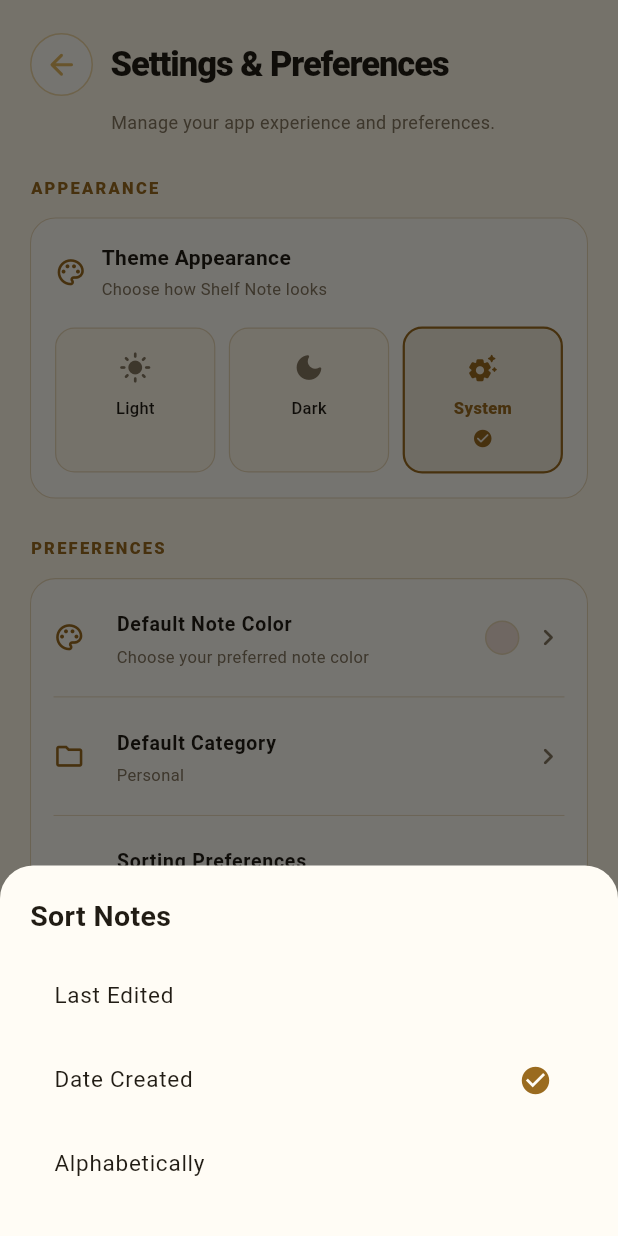
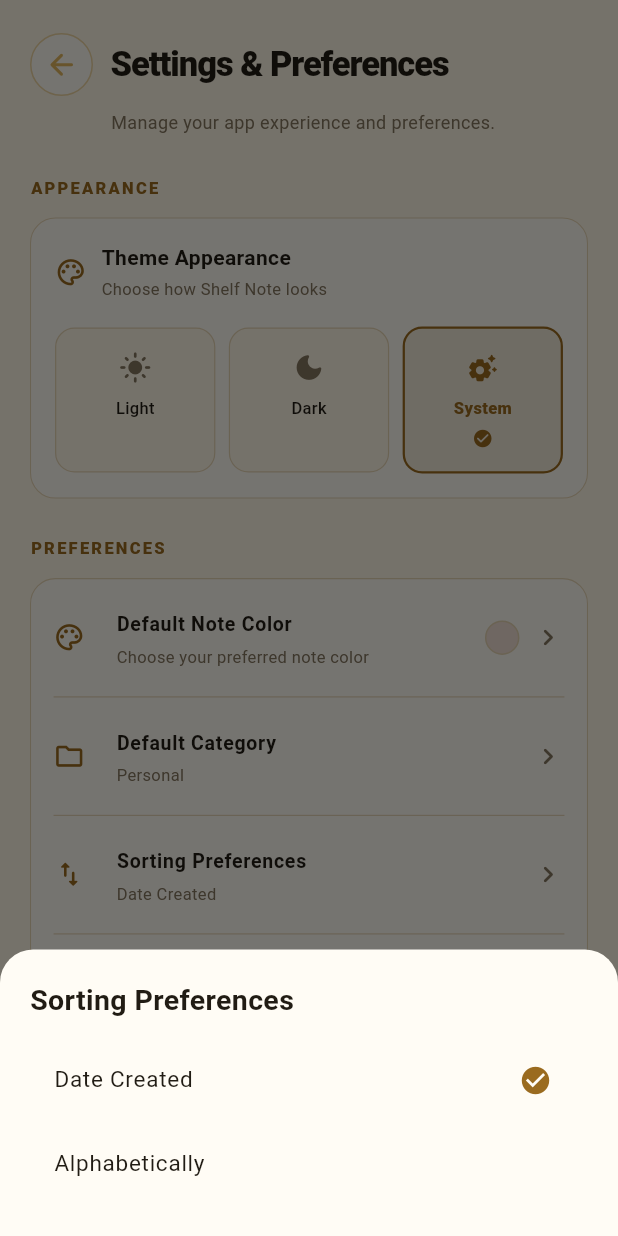
Before and after one commit to quratulainnadeem40/MindShelf_note, a Flutter app: the screen it shows after launch, item 4 of the bottom bar chosen, after a tap on "Sorting Preferences", on a phone screen of 412 x 824 dp. Run offline on Flutter 3.47's test engine with Material 3 defaults, Android fonts, the phone set to English and light mode, and no system bars; our stand-ins replace image_picker, shared_preferences; missing offline and left inert: flutter_quill.

Commit message:
feat: update default sorting to Date Created and remove Last Edited preference

```diff
--- a/lib/screens/setting_screen.dart
+++ b/lib/screens/setting_screen.dart
@@ -7,7 +7,6 @@ import 'package:mindshelf_note/services/note_service.dart';
 
 import '../providers/theme_provider.dart';
 import '../theme/color_app.dart';
-import '../services/local_storage_service.dart' hide NoteServices;
 
 import 'category_screen.dart';
 import 'favorite_screen.dart';
@@ -26,7 +25,7 @@ class _SettingsScreenState extends State<SettingsScreen> {
   static const Color _gold = Color(0xFFE2B85F);
 
   String _defaultCategory = 'Personal';
-  String _sortOrder = 'Last Edited';
+  String _sortOrder = 'Date Created';
   String _layout = 'List';
 
   int _noteColor = 0;
@@ -34,6 +33,11 @@ class _SettingsScreenState extends State<SettingsScreen> {
   List<String> _categories = ['Personal'];
 
   bool _isLoadingCategories = false;
+
+  static const List<String> _sortOptions = [
+    'Date Created',
+    'Alphabetically',
+  ];
 
   static const List<Color> _noteColors = [
     AppColors.notePink,
@@ -51,6 +55,7 @@ class _SettingsScreenState extends State<SettingsScreen> {
   }
 
   // LOAD PREFERENCES AND DYNAMIC CATEGORIES
+
   Future<void> _loadPreferences() async {
     try {
       final prefs = await SharedPreferences.getInstance();
@@ -65,18 +70,27 @@ class _SettingsScreenState extends State<SettingsScreen> {
         defaultCategory = 'Personal';
       }
 
+      // Last Edited is no longer supported.
+      String savedSortOrder =
+          prefs.getString('notes_sort_order') ?? 'Date Created';
+
+      if (!_sortOptions.contains(savedSortOrder)) {
+        savedSortOrder = 'Date Created';
+
+        await prefs.setString(
+          'notes_sort_order',
+          savedSortOrder,
+        );
+      }
+
       setState(() {
         _categories = categories;
         _defaultCategory = defaultCategory;
+        _sortOrder = savedSortOrder;
 
-        _sortOrder =
-            prefs.getString('notes_sort_order') ?? 'Last Edited';
+        _layout = prefs.getString('notes_layout') ?? 'List';
 
-        _layout =
-            prefs.getString('notes_layout') ?? 'List';
-
-        _noteColor =
-            prefs.getInt('default_note_color') ?? 0;
+        _noteColor = prefs.getInt('default_note_color') ?? 0;
       });
 
       await prefs.setString(
@@ -89,12 +103,14 @@ class _SettingsScreenState extends State<SettingsScreen> {
   }
 
   // SAVE STRING PREFERENCE
+
   Future<void> _saveString(String key, String value) async {
     final prefs = await SharedPreferences.getInstance();
     await prefs.setString(key, value);
   }
 
   // SAVE DEFAULT COLOR
+
   Future<void> _saveColor(int index) async {
     final prefs = await SharedPreferences.getInstance();
 
@@ -108,6 +124,7 @@ class _SettingsScreenState extends State<SettingsScreen> {
   }
 
   // THEME COLORS
+
   bool get _isDark =>
       Theme.of(context).brightness == Brightness.dark;
 
@@ -128,11 +145,12 @@ class _SettingsScreenState extends State<SettingsScreen> {
   Color get _accentColor =>
       _isDark ? AppColors.darkPrimary : AppColors.primary;
 
+  // MAIN UI
+
   @override
   Widget build(BuildContext context) {
     return Scaffold(
       backgroundColor: Theme.of(context).scaffoldBackgroundColor,
-
       body: SafeArea(
         child: CustomScrollView(
           physics: const BouncingScrollPhysics(),
@@ -185,12 +203,12 @@ class _SettingsScreenState extends State<SettingsScreen> {
           ],
         ),
       ),
-
       bottomNavigationBar: _buildBottomNavigation(),
     );
   }
 
   // BOTTOM NAVIGATION
+
   Widget _buildBottomNavigation() {
     return SafeArea(
       top: false,
@@ -237,6 +255,7 @@ class _SettingsScreenState extends State<SettingsScreen> {
   }
 
   // NAV ITEM
+
   Widget _settingsNavItem({
     required IconData icon,
     required String label,
@@ -270,8 +289,6 @@ class _SettingsScreenState extends State<SettingsScreen> {
                 builder: (_) => const FavoritesScreen(),
               ),
             );
-          } else if (index == 3) {
-            return;
           }
         },
         borderRadius: BorderRadius.circular(14),
@@ -305,13 +322,13 @@ class _SettingsScreenState extends State<SettingsScreen> {
   }
 
   // HEADER
+
   Widget _buildHeader() {
     return Column(
       crossAxisAlignment: CrossAxisAlignment.start,
       children: [
         Row(
           children: [
-            // FAVORITES STYLE GOLD BACK BUTTON
             Container(
               width: 42,
               height: 42,
@@ -337,9 +354,7 @@ class _SettingsScreenState extends State<SettingsScreen> {
                 ),
               ),
             ),
-
             const SizedBox(width: 12),
-
             Expanded(
               child: Text(
                 'Settings & Preferences',
@@ -355,9 +370,7 @@ class _SettingsScreenState extends State<SettingsScreen> {
             ),
           ],
         ),
-
         const SizedBox(height: 9),
-
         Padding(
           padding: const EdgeInsets.only(left: 54),
           child: Text(
@@ -373,6 +386,7 @@ class _SettingsScreenState extends State<SettingsScreen> {
   }
 
   // SECTION TITLE
+
   Widget _sectionTitle(String title) {
     return Text(
       title,
@@ -386,6 +400,7 @@ class _SettingsScreenState extends State<SettingsScreen> {
   }
 
   // APPEARANCE CARD
+
   Widget _buildAppearanceCard() {
     return Container(
       padding: const EdgeInsets.all(16),
@@ -398,9 +413,7 @@ class _SettingsScreenState extends State<SettingsScreen> {
             'Theme Appearance',
             'Choose how Shelf Note looks',
           ),
-
           const SizedBox(height: 17),
-
           Consumer<ThemeProvider>(
             builder: (context, provider, child) {
               return Row(
@@ -411,18 +424,14 @@ class _SettingsScreenState extends State<SettingsScreen> {
                     'Light',
                     provider,
                   ),
-
                   const SizedBox(width: 9),
-
                   _themeOption(
                     ThemeMode.dark,
                     Icons.dark_mode_rounded,
                     'Dark',
                     provider,
                   ),
-
                   const SizedBox(width: 9),
-
                   _themeOption(
                     ThemeMode.system,
                     Icons.settings_suggest_rounded,
@@ -439,6 +448,7 @@ class _SettingsScreenState extends State<SettingsScreen> {
   }
 
   // THEME OPTION
+
   Widget _themeOption(
     ThemeMode mode,
     IconData icon,
@@ -453,27 +463,22 @@ class _SettingsScreenState extends State<SettingsScreen> {
         borderRadius: BorderRadius.circular(13),
         child: AnimatedContainer(
           duration: const Duration(milliseconds: 200),
-
           padding: const EdgeInsets.symmetric(
             vertical: 15,
             horizontal: 4,
           ),
-
           decoration: BoxDecoration(
             color: selected
                 ? _accentColor.withValues(alpha: 0.12)
                 : (_isDark
                     ? AppColors.darkBackground
                     : AppColors.lightBackground),
-
             borderRadius: BorderRadius.circular(13),
-
             border: Border.all(
               color: selected ? _accentColor : _borderColor,
               width: selected ? 1.5 : 0.8,
             ),
           ),
-
           child: Column(
             children: [
               Icon(
@@ -481,9 +486,7 @@ class _SettingsScreenState extends State<SettingsScreen> {
                 size: 22,
                 color: selected ? _accentColor : _secondaryColor,
               ),
-
               const SizedBox(height: 8),
-
               Text(
                 label,
                 style: TextStyle(
@@ -493,9 +496,7 @@ class _SettingsScreenState extends State<SettingsScreen> {
                   color: selected ? _accentColor : _textColor,
                 ),
               ),
-
               const SizedBox(height: 5),
-
               if (selected)
                 Icon(
                   Icons.check_circle_rounded,
@@ -512,6 +513,7 @@ class _SettingsScreenState extends State<SettingsScreen> {
   }
 
   // PREFERENCES CARD
+
   Widget _buildPreferencesCard() {
     return Container(
       padding: const EdgeInsets.symmetric(horizontal: 15),
@@ -552,8 +554,10 @@ class _SettingsScreenState extends State<SettingsScreen> {
 
           _divider(),
 
+          // UPDATED SORTING ICON
+
           _settingTile(
-            icon: Icons.sort_rounded,
+            icon: Icons.swap_vert_rounded,
             title: 'Sorting Preferences',
             subtitle: _sortOrder,
             onTap: _showSortPicker,
@@ -575,6 +579,7 @@ class _SettingsScreenState extends State<SettingsScreen> {
   }
 
   // ORGANIZATION CARD
+
   Widget _buildOrganizationCard() {
     return Container(
       padding: const EdgeInsets.symmetric(horizontal: 15),
@@ -599,9 +604,7 @@ class _SettingsScreenState extends State<SettingsScreen> {
                     color: _secondaryColor,
                   ),
           ),
-
           _divider(),
-
           _settingTile(
             icon: Icons.delete_outline_rounded,
             title: 'Trash',
@@ -610,7 +613,7 @@ class _SettingsScreenState extends State<SettingsScreen> {
               Navigator.push(
                 context,
                 MaterialPageRoute(
-                  builder: (context) => const TrashScreen(),
+                  builder: (_) => const TrashScreen(),
                 ),
               );
             },
@@ -621,6 +624,7 @@ class _SettingsScreenState extends State<SettingsScreen> {
   }
 
   // OPEN CATEGORY SCREEN AND REFRESH
+
   Future<void> _openManageCategories() async {
     if (_isLoadingCategories) return;
 
@@ -676,6 +680,7 @@ class _SettingsScreenState extends State<SettingsScreen> {
   }
 
   // APPLICATION CARD
+
   Widget _buildApplicationCard() {
     return Container(
       padding: const EdgeInsets.symmetric(horizontal: 15),
@@ -692,9 +697,7 @@ class _SettingsScreenState extends State<SettingsScreen> {
                   'organizing thoughts and keeping important notes together.',
             ),
           ),
-
           _divider(),
-
           _settingTile(
             icon: Icons.privacy_tip_outlined,
             title: 'Privacy Policy',
@@ -707,6 +710,7 @@ class _SettingsScreenState extends State<SettingsScreen> {
   }
 
   // OPEN PRIVACY POLICY
+
   void _openPrivacyPolicy() {
     Navigator.push(
       context,
@@ -717,6 +721,7 @@ class _SettingsScreenState extends State<SettingsScreen> {
   }
 
   // CARD HEADING
+
   Widget _cardHeading(
     IconData icon,
     String title,
@@ -729,9 +734,7 @@ class _SettingsScreenState extends State<SettingsScreen> {
           color: _accentColor,
           size: 21,
         ),
-
         const SizedBox(width: 10),
-
         Expanded(
           child: Column(
             crossAxisAlignment: CrossAxisAlignment.start,
@@ -744,9 +747,7 @@ class _SettingsScreenState extends State<SettingsScreen> {
                   color: _textColor,
                 ),
               ),
-
               const SizedBox(height: 3),
-
               Text(
                 subtitle,
                 style: TextStyle(
@@ -762,6 +763,7 @@ class _SettingsScreenState extends State<SettingsScreen> {
   }
 
   // SETTING TILE
+
   Widget _settingTile({
     required IconData icon,
     required String title,
@@ -773,13 +775,11 @@ class _SettingsScreenState extends State<SettingsScreen> {
       contentPadding: const EdgeInsets.symmetric(vertical: 3),
       minLeadingWidth: 30,
       horizontalTitleGap: 12,
-
       leading: Icon(
         icon,
         color: _accentColor,
         size: 21,
       ),
-
       title: Text(
         title,
         style: TextStyle(
@@ -788,7 +788,6 @@ class _SettingsScreenState extends State<SettingsScreen> {
           color: _textColor,
         ),
       ),
-
       subtitle: Padding(
         padding: const EdgeInsets.only(top: 3),
         child: Text(
@@ -799,18 +798,17 @@ class _SettingsScreenState extends State<SettingsScreen> {
           ),
         ),
       ),
-
       trailing: trailing ??
           Icon(
             Icons.chevron_right_rounded,
             color: _secondaryColor,
           ),
-
       onTap: onTap,
     );
   }
 
   // COLOR DOT
+
   Widget _colorDot(Color color) {
     return Container(
       width: 23,
@@ -826,6 +824,7 @@ class _SettingsScreenState extends State<SettingsScreen> {
   }
 
   // CARD DECORATION
+
   BoxDecoration _cardDecoration() {
     return BoxDecoration(
       color: _cardColor,
@@ -837,16 +836,22 @@ class _SettingsScreenState extends State<SettingsScreen> {
     );
   }
 
-  // DIVIDER
+  // UPDATED VISIBLE GOLD DIVIDER
+
   Widget _divider() {
     return Divider(
       height: 1,
-      thickness: 0.6,
-      color: _borderColor,
+      thickness: 0.8,
+      color: _isDark
+          ? Colors.white.withValues(alpha: 0.13)
+          : const Color(0xFFE8D8B9),
+      indent: 0,
+      endIndent: 0,
     );
   }
 
   // COLOR PICKER
+
   Future<void> _showColorPicker() async {
     await showModalBottomSheet(
       context: context,
@@ -872,9 +877,7 @@ class _SettingsScreenState extends State<SettingsScreen> {
                     fontWeight: FontWeight.bold,
                   ),
                 ),
-
                 const SizedBox(height: 22),
-
                 Wrap(
                   spacing: 18,
                   runSpacing: 18,
@@ -913,7 +916,6 @@ class _SettingsScreenState extends State<SettingsScreen> {
                     },
                   ),
                 ),
-
                 const SizedBox(height: 15),
               ],
             ),
@@ -924,6 +926,7 @@ class _SettingsScreenState extends State<SettingsScreen> {
   }
 
   // DYNAMIC CATEGORY PICKER
+
   Future<void> _showCategoryPicker() async {
     final categories = await _noteService.getCategories();
 
@@ -955,17 +958,12 @@ class _SettingsScreenState extends State<SettingsScreen> {
     }
   }
 
-  // SORT PICKER
+  // SORT PICKER — LAST EDITED REMOVED
+
   Future<void> _showSortPicker() async {
-    const options = [
-      'Last Edited',
-      'Date Created',
-      'Alphabetically',
-    ];
-
     final result = await _showChoiceSheet(
-      'Sort Notes',
-      options,
+      'Sorting Preferences',
+      _sortOptions,
       _sortOrder,
     );
 
@@ -982,6 +980,7 @@ class _SettingsScreenState extends State<SettingsScreen> {
   }
 
   // LAYOUT PICKER
+
   Future<void> _showLayoutPicker() async {
     const options = [
       'List',
@@ -1009,6 +1008,7 @@ class _SettingsScreenState extends State<SettingsScreen> {
   }
 
   // CHOICE BOTTOM SHEET
+
   Future<String?> _showChoiceSheet(
     String title,
     List<String> options,
@@ -1038,9 +1038,7 @@ class _SettingsScreenState extends State<SettingsScreen> {
                     fontWeight: FontWeight.bold,
                   ),
                 ),
-
                 const SizedBox(height: 12),
-
                 ...options.map(
                   (option) => ListTile(
                     title: Text(
@@ -1069,6 +1067,7 @@ class _SettingsScreenState extends State<SettingsScreen> {
   }
 
   // INFORMATION DIALOG
+
   void _showInformation(
     String title,
     String message,
```
